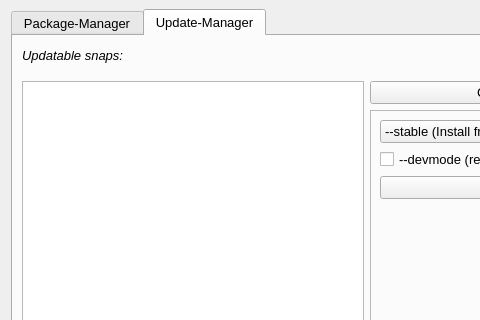
Before: the Qt Designer form snapcraft-qt/install_local_snap_dialog.ui in snapcraft-gui/snapcraft-gui, drawn with Qt 5; both pictures show x 0 to 480 and y 0 to 320 of the 724 by 498 pixel window.
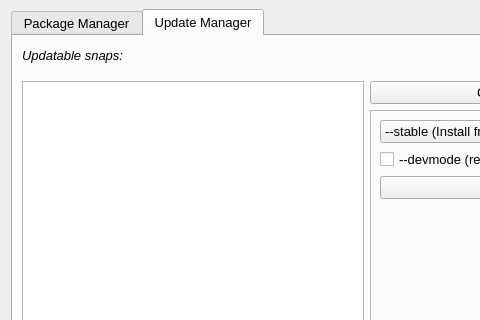
After: the same form once the commit is applied. The open tabs and pages were chosen to show the change. Icons and pictures are not drawn.

Commit message: Package-Manager and Update-Manager should have the dashes removed from the names Fixes#18  Fixes #18 close #18

The edit to the form file:
```diff
--- a/snapcraft-qt/install_local_snap_dialog.ui
+++ b/snapcraft-qt/install_local_snap_dialog.ui
@@ -32,7 +32,7 @@
      </property>
      <widget class="QWidget" name="tab">
       <attribute name="title">
-       <string>Package-Manager</string>
+       <string>Package Manager</string>
       </attribute>
       <layout class="QVBoxLayout" name="verticalLayout_9">
        <item>
@@ -391,7 +391,7 @@
      </widget>
      <widget class="QWidget" name="tab_2">
       <attribute name="title">
-       <string>Update-Manager</string>
+       <string>Update Manager</string>
       </attribute>
       <layout class="QVBoxLayout" name="verticalLayout_10">
        <item>
```
Left out of the diff: 2 changed lines with no effect on the pictures.
